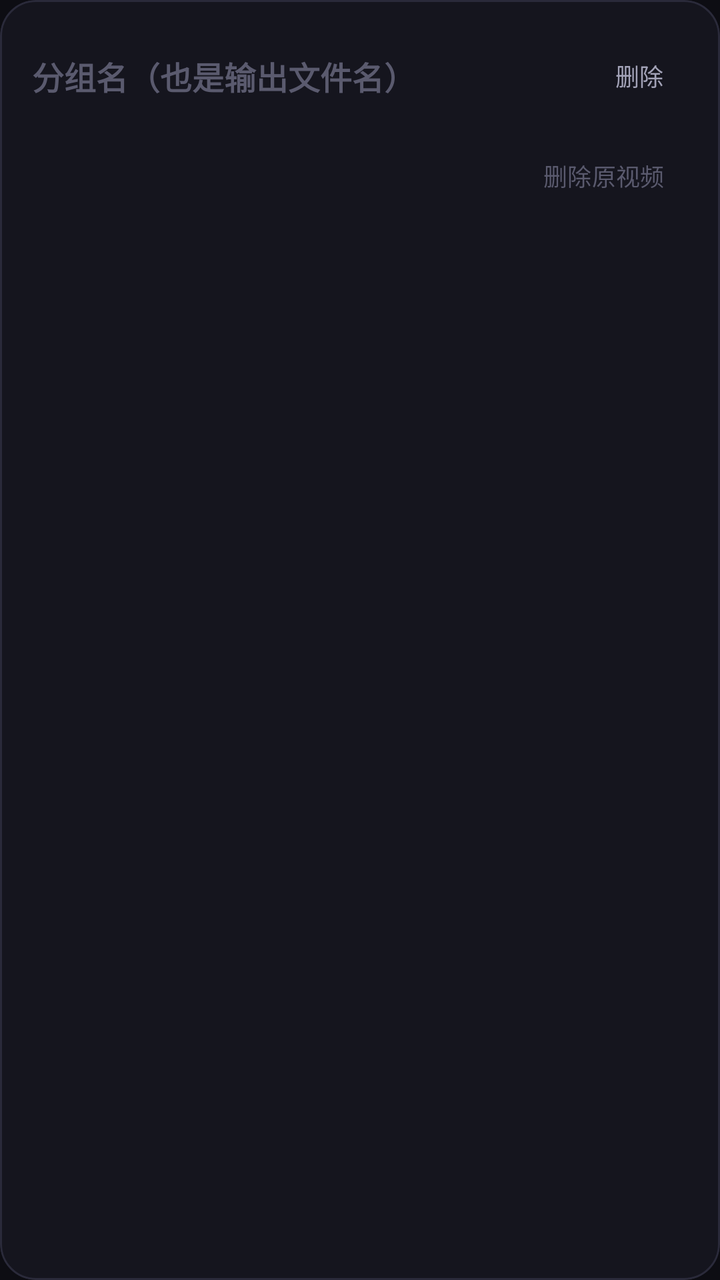
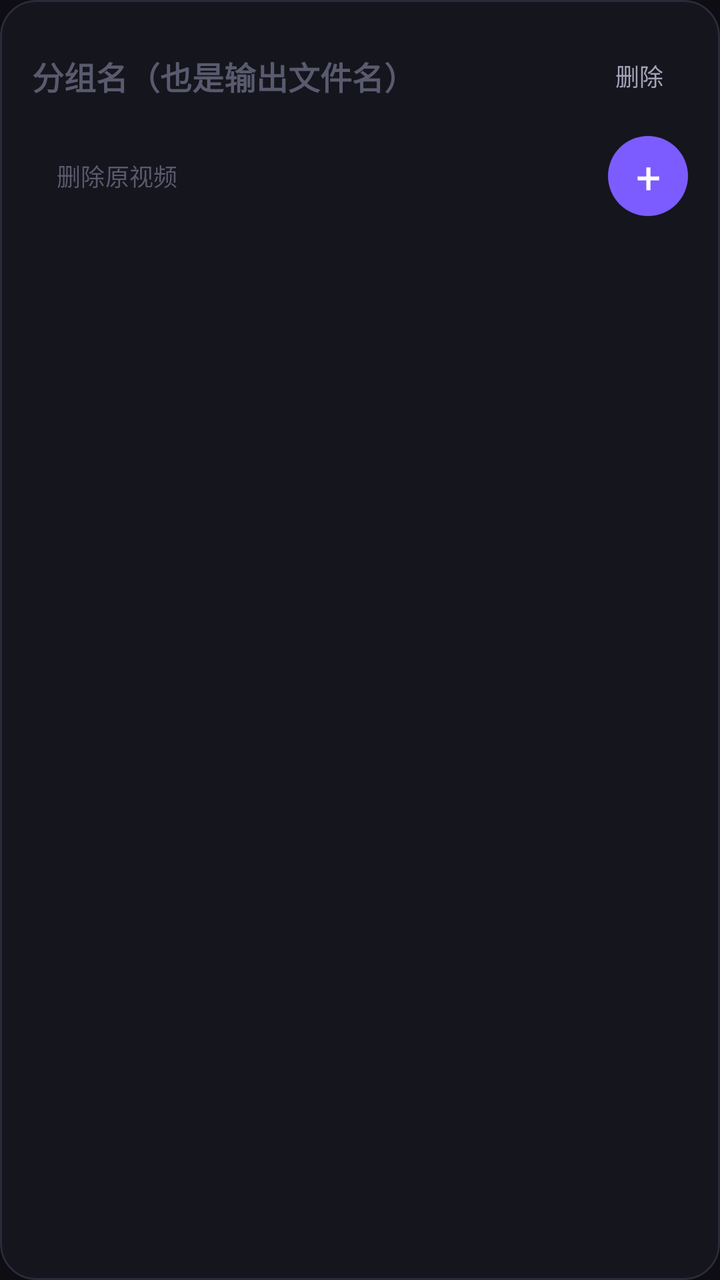

The first picture is an Android layout as it rendered before a commit; the second is the same layout after the commit. The layout source and the unified diff follow.
<!-- AndroidManifest.xml: application theme Theme.VideoStitcher -->
<!-- res/layout/view_group.xml -->
<?xml version="1.0" encoding="utf-8"?>
<com.google.android.material.card.MaterialCardView xmlns:android="http://schemas.android.com/apk/res/android"
    android:layout_width="match_parent"
    android:layout_height="wrap_content"
    android:layout_marginLeft="16dp"
    android:layout_marginTop="8dp"
    android:layout_marginRight="16dp">

    <LinearLayout
        android:layout_width="match_parent"
        android:layout_height="wrap_content"
        android:orientation="vertical"
        android:paddingLeft="16dp"
        android:paddingTop="14dp"
        android:paddingRight="16dp"
        android:paddingBottom="10dp">

        <LinearLayout
            android:layout_width="match_parent"
            android:layout_height="wrap_content"
            android:gravity="center_vertical"
            android:orientation="horizontal">

            <EditText
                android:id="@+id/etGroupName"
                android:layout_width="0dp"
                android:layout_height="wrap_content"
                android:layout_weight="1"
                android:background="@null"
                android:hint="分组名（也是输出文件名）"
                android:inputType="text"
                android:maxLines="1"
                android:textColor="@color/text_primary"
                android:textColorHint="@color/text_disabled"
                android:textSize="16sp"
                android:textStyle="bold" />

            <TextView
                android:id="@+id/tvGroupInfo"
                android:layout_width="wrap_content"
                android:layout_height="wrap_content"
                android:layout_marginStart="8dp"
                android:textColor="@color/text_secondary"
                android:textSize="11sp" />

            <Button
                android:id="@+id/btnDeleteGroup"
                style="@style/Widget.Material3.Button.TextButton"
                android:layout_width="wrap_content"
                android:layout_height="wrap_content"
                android:minWidth="0dp"
                android:text="删除"
                android:textColor="@color/text_secondary"
                android:textSize="12sp"
                
                 />
        </LinearLayout>

        <LinearLayout
            android:id="@+id/llFiles"
            android:layout_width="match_parent"
            android:layout_height="wrap_content"
            android:orientation="vertical" />

        
        <TextView
            android:id="@+id/tvGroupStatus"
            android:layout_width="wrap_content"
            android:layout_height="wrap_content"
            android:layout_marginTop="8dp"
            android:background="@drawable/pill_info"
            android:paddingLeft="12dp"
            android:paddingTop="4dp"
            android:paddingRight="12dp"
            android:paddingBottom="4dp"
            android:textColor="@color/brand_on_primary_container"
            android:textSize="12sp"
            android:visibility="gone" />

        <ProgressBar
            android:id="@+id/pbGroup"
            style="?android:attr/progressBarStyleHorizontal"
            android:layout_width="match_parent"
            android:layout_height="wrap_content"
            android:layout_marginTop="6dp"
            android:progressDrawable="@drawable/progress_thin"
            android:visibility="gone" />

        <Button
            android:id="@+id/btnDeleteSources"
            style="@style/Widget.Material3.Button.TextButton"
            android:layout_width="wrap_content"
            android:layout_height="wrap_content"
            android:layout_gravity="end"
            android:layout_marginTop="2dp"
            android:minWidth="0dp"
            android:text="删除原视频"
            android:textColor="@color/text_disabled"
            android:textSize="12sp"
             />
    </LinearLayout>
</com.google.android.material.card.MaterialCardView>
<!-- resources referenced by this layout -->
<resources>
  <color name="brand_on_primary_container">#E4DDFF</color>
  <color name="text_disabled">#5A5A6E</color>
  <color name="text_primary">#ECECF4</color>
  <color name="text_secondary">#A3A3B8</color>
  <!-- drawable pill_info (drawable) -->
  <?xml version="1.0" encoding="utf-8"?>
  <shape xmlns:android="http://schemas.android.com/apk/res/android" android:shape="rectangle">
      <solid android:color="@color/brand_primary_container" />
      <corners android:radius="999dp" />
  </shape>
  <!-- drawable progress_thin (drawable) -->
  <?xml version="1.0" encoding="utf-8"?>
  <layer-list xmlns:android="http://schemas.android.com/apk/res/android">
      <item android:id="@android:id/background">
          <shape android:shape="rectangle">
              <solid android:color="@color/outline_subtle" />
              <corners android:radius="3dp" />
          </shape>
      </item>
      <item android:id="@android:id/progress">
          <clip>
              <shape android:shape="rectangle">
                  <solid android:color="@color/brand_primary" />
                  <corners android:radius="3dp" />
              </shape>
          </clip>
      </item>
  </layer-list>
  <style name="Theme.VideoStitcher" parent="Theme.Material3.Dark.NoActionBar">
          <item name="colorPrimary">@color/brand_primary</item>
          <item name="colorOnPrimary">@color/brand_on_primary</item>
          <item name="colorPrimaryContainer">@color/brand_primary_container</item>
          <item name="colorOnPrimaryContainer">@color/brand_on_primary_container</item>
          <item name="colorSecondary">@color/accent_gold</item>
          <item name="colorOnSecondary">#1A1100</item>
          <item name="colorSecondaryContainer">#4A3410</item>
          <item name="colorOnSecondaryContainer">#FFDFA3</item>
          <item name="colorError">@color/danger</item>
          <item name="colorOnError">#FFFFFF</item>
          <item name="colorErrorContainer">@color/danger_container</item>
          <item name="colorOnErrorContainer">#FFD9DE</item>
          <item name="android:colorBackground">@color/bg_root</item>
          <item name="colorSurface">@color/bg_surface</item>
          <item name="colorSurfaceContainer">@color/bg_surface_2</item>
          <item name="colorOnSurface">@color/text_primary</item>
          <item name="colorOnSurfaceVariant">@color/text_secondary</item>
          <item name="colorOutline">@color/outline_subtle</item>
          <item name="android:statusBarColor">@color/bg_root</item>
          <item name="android:navigationBarColor">@color/bg_root</item>
          <item name="android:windowBackground">@color/bg_root</item>
          <item name="materialCardViewStyle">@style/Widget.VideoStitcher.Card</item>
      </style>
  <color name="brand_primary_container">#2A2255</color>
  <color name="outline_subtle">#2A2A3A</color>
  <color name="brand_primary">#7C5CFF</color>
  <color name="brand_on_primary">#FFFFFF</color>
  <color name="accent_gold">#FFC24B</color>
  <color name="danger">#FF5A6E</color>
  <color name="danger_container">#3A1B22</color>
  <color name="bg_root">#0D0D13</color>
  <color name="bg_surface">#15151E</color>
  <color name="bg_surface_2">#1C1C28</color>
  <style name="Widget.VideoStitcher.Card" parent="Widget.Material3.CardView.Elevated">
          <item name="cardBackgroundColor">@color/bg_surface</item>
          <item name="cardCornerRadius">18dp</item>
          <item name="cardElevation">0dp</item>
          <item name="strokeColor">@color/outline_subtle</item>
          <item name="strokeWidth">1dp</item>
      </style>
</resources>

<!-- the commit's change to res/layout/view_group.xml (unified diff, before → after) -->
@@ -86,17 +86,35 @@
             android:progressDrawable="@drawable/progress_thin"
             android:visibility="gone" />
 
-        <Button
-            android:id="@+id/btnDeleteSources"
-            style="@style/Widget.Material3.Button.TextButton"
-            android:layout_width="wrap_content"
+        
+        <FrameLayout
+            android:layout_width="match_parent"
             android:layout_height="wrap_content"
-            android:layout_gravity="end"
-            android:layout_marginTop="2dp"
-            android:minWidth="0dp"
-            android:text="删除原视频"
-            android:textColor="@color/text_disabled"
-            android:textSize="12sp"
-             />
+            android:layout_marginTop="2dp">
+
+            <Button
+                android:id="@+id/btnDeleteSources"
+                style="@style/Widget.Material3.Button.TextButton"
+                android:layout_width="wrap_content"
+                android:layout_height="wrap_content"
+                android:layout_gravity="start|center_vertical"
+                android:minWidth="0dp"
+                android:text="删除原视频"
+                android:textColor="@color/text_disabled"
+                android:textSize="12sp"
+                 />
+
+            <TextView
+                android:id="@+id/btnAddVideos"
+                android:layout_width="40dp"
+                android:layout_height="40dp"
+                android:layout_gravity="end|center_vertical"
+                android:background="@drawable/bg_add_circle"
+                android:contentDescription="往这个分组添加视频"
+                android:gravity="center"
+                android:text="+"
+                android:textColor="@color/brand_on_primary"
+                android:textSize="22sp" />
+        </FrameLayout>
     </LinearLayout>
 </com.google.android.material.card.MaterialCardView>
<!-- resource entries referenced after the edit -->
@@ -1,9 +1,20 @@
 <!-- resources referenced by this layout -->
 <resources>
+  <color name="brand_on_primary">#FFFFFF</color>
   <color name="brand_on_primary_container">#E4DDFF</color>
   <color name="text_disabled">#5A5A6E</color>
   <color name="text_primary">#ECECF4</color>
   <color name="text_secondary">#A3A3B8</color>
+  <!-- drawable bg_add_circle (drawable) -->
+  <?xml version="1.0" encoding="utf-8"?>
+  <ripple xmlns:android="http://schemas.android.com/apk/res/android"
+      android:color="#40FFFFFF">
+      <item>
+          <shape android:shape="oval">
+              <solid android:color="@color/brand_primary" />
+          </shape>
+      </item>
+  </ripple>
   <!-- drawable pill_info (drawable) -->
   <?xml version="1.0" encoding="utf-8"?>
   <shape xmlns:android="http://schemas.android.com/apk/res/android" android:shape="rectangle">
@@ -52,10 +63,9 @@
           <item name="android:windowBackground">@color/bg_root</item>
           <item name="materialCardViewStyle">@style/Widget.VideoStitcher.Card</item>
       </style>
+  <color name="brand_primary">#7C5CFF</color>
   <color name="brand_primary_container">#2A2255</color>
   <color name="outline_subtle">#2A2A3A</color>
-  <color name="brand_primary">#7C5CFF</color>
-  <color name="brand_on_primary">#FFFFFF</color>
   <color name="accent_gold">#FFC24B</color>
   <color name="danger">#FF5A6E</color>
   <color name="danger_container">#3A1B22</color>
